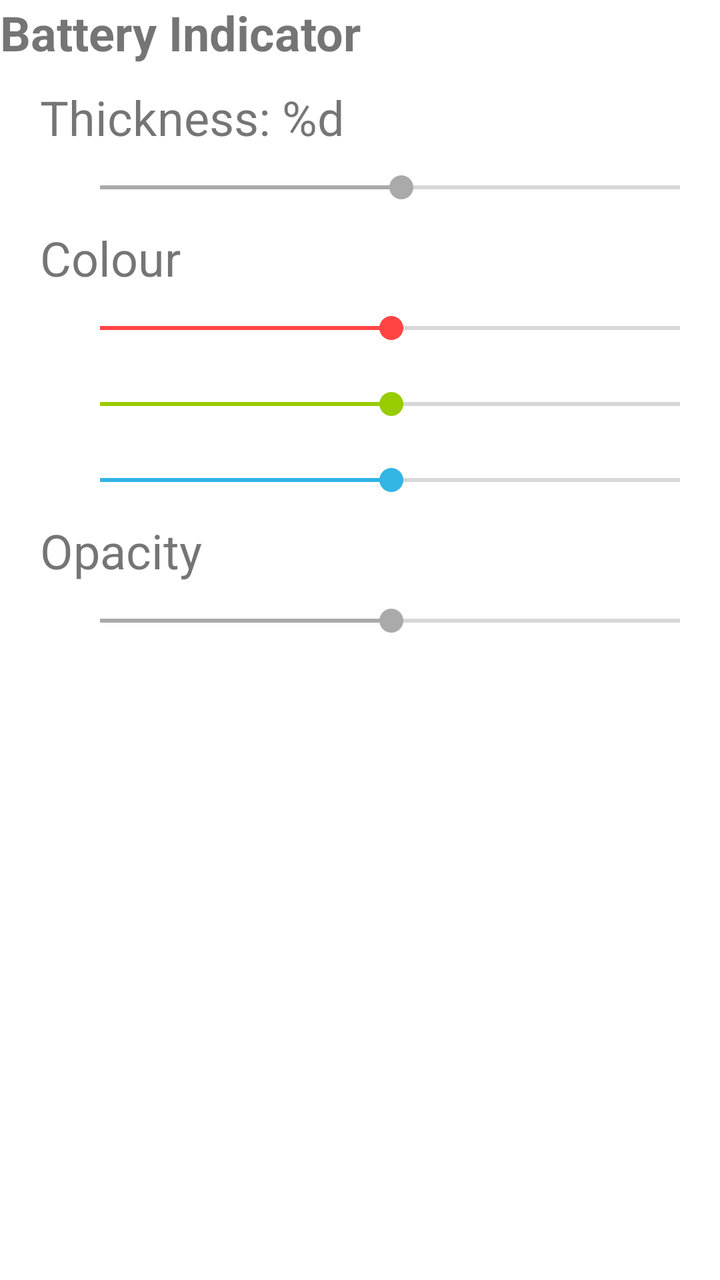
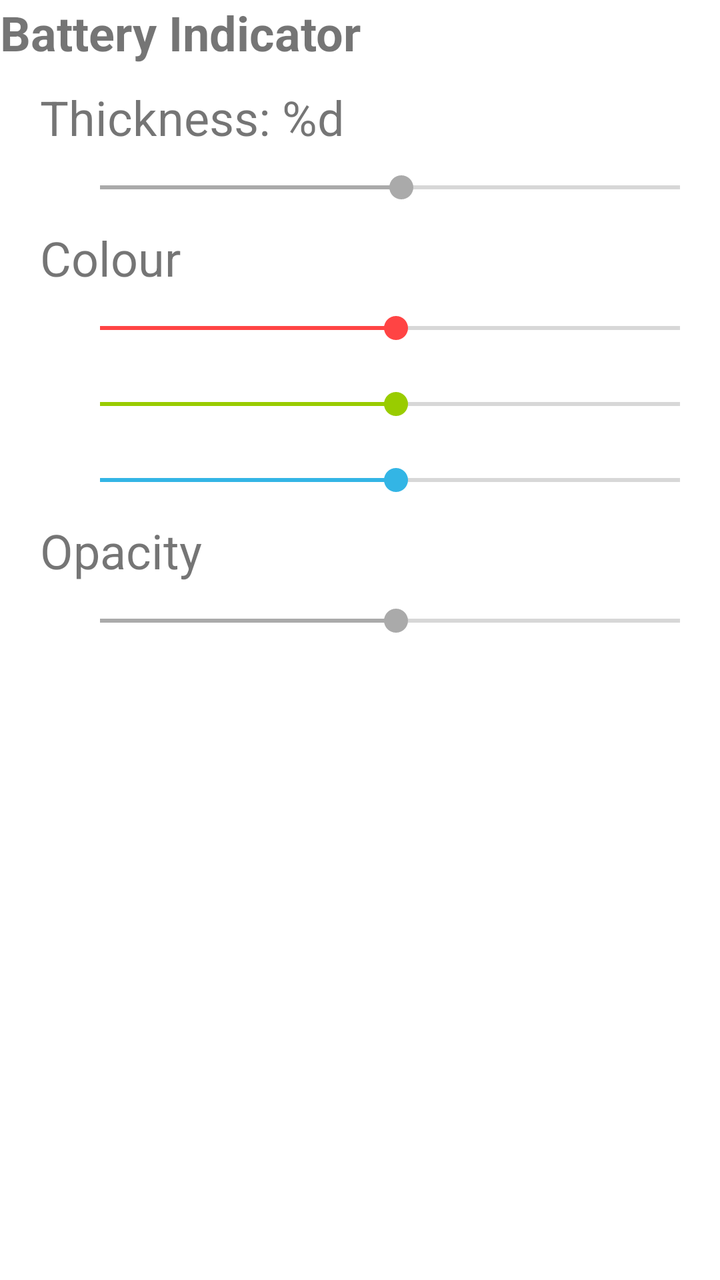

An Android layout rendered at two revisions. The XML below is the earlier revision; the diff shows what the commit changed to produce the second picture.
<!-- AndroidManifest.xml: application theme Theme.BatteryClock -->
<!-- res/layout/clock_element_configurator_view.xml -->
<?xml version="1.0" encoding="utf-8"?>
<LinearLayout xmlns:android="http://schemas.android.com/apk/res/android"
    android:layout_width="match_parent"
    android:layout_height="match_parent"
    android:orientation="vertical">

    <TextView
        android:id="@+id/textElementTitle"
        android:layout_width="match_parent"
        android:layout_height="wrap_content"
        android:paddingBottom="10dp"
        android:text="Battery Indicator"
        android:textSize="24sp"
        android:textStyle="bold" />

    <TextView
        android:layout_width="match_parent"
        android:layout_height="wrap_content"
        android:paddingStart="20dp"
        android:paddingEnd="20dp"
        android:text="@string/thickness"
        android:textSize="24sp" />

    <SeekBar
        android:layout_width="match_parent"
        android:layout_height="wrap_content"
        android:max="25"
        android:paddingStart="50dp"
        android:paddingEnd="20dp"
        android:paddingTop="10dp"
        android:paddingBottom="10dp"
        android:progress="13"
        android:theme="@style/greySliderColour" />

    <TextView
        android:layout_width="match_parent"
        android:layout_height="wrap_content"
        android:paddingStart="20dp"
        android:paddingEnd="20dp"
        android:text="@string/colour"
        android:textSize="24sp" />

    <SeekBar
        android:layout_width="match_parent"
        android:layout_height="wrap_content"
        android:max="255"
        android:paddingStart="50dp"
        android:paddingEnd="20dp"
        android:paddingTop="10dp"
        android:paddingBottom="10dp"
        android:progress="128"
        android:theme="@style/redSliderColour" />

    <SeekBar
        android:layout_width="match_parent"
        android:layout_height="wrap_content"
        android:max="255"
        android:paddingStart="50dp"
        android:paddingEnd="20dp"
        android:paddingTop="10dp"
        android:paddingBottom="10dp"
        android:progress="128"
        android:theme="@style/greenSliderColour" />

    <SeekBar
        android:layout_width="match_parent"
        android:layout_height="wrap_content"
        android:max="255"
        android:paddingStart="50dp"
        android:paddingEnd="20dp"
        android:paddingTop="10dp"
        android:paddingBottom="10dp"
        android:progress="128"
        android:theme="@style/blueSliderColour" />

    <TextView
        android:layout_width="match_parent"
        android:layout_height="wrap_content"
        android:paddingStart="20dp"
        android:paddingEnd="20dp"
        android:text="@string/opacity"
        android:textSize="24sp" />

    <SeekBar
        android:layout_width="match_parent"
        android:layout_height="wrap_content"
        android:max="255"
        android:paddingStart="50dp"
        android:paddingEnd="20dp"
        android:paddingTop="10dp"
        android:paddingBottom="10dp"
        android:progress="128"
        android:theme="@style/greySliderColour" />

</LinearLayout>
<!-- resources referenced by this layout -->
<resources>
  <string name="colour">Colour</string>
  <string name="opacity">Opacity</string>
  <string name="thickness">Thickness: %d</string>
  <style name="blueSliderColour">
          <item name="colorAccent">@android:color/holo_blue_light</item>
          <item name="android:progressTint">@android:color/holo_blue_light</item>
      </style>
  <style name="greenSliderColour">
          <item name="colorAccent">@android:color/holo_green_light</item>
          <item name="android:progressTint">@android:color/holo_green_light</item>
      </style>
  <style name="greySliderColour">
          <item name="colorAccent">@android:color/darker_gray</item>
      </style>
  <style name="redSliderColour">
          <item name="colorAccent">@android:color/holo_red_light</item>
          <item name="android:progressTint">@android:color/holo_red_light</item>
      </style>
  <style name="Theme.BatteryClock" parent="Theme.MaterialComponents.DayNight.DarkActionBar">
          
          <item name="colorPrimary">@color/purple_500</item>
          <item name="colorPrimaryVariant">@color/purple_700</item>
          <item name="colorOnPrimary">@color/white</item>
          
          <item name="colorSecondary">@color/teal_200</item>
          <item name="colorSecondaryVariant">@color/teal_700</item>
          <item name="colorOnSecondary">@color/black</item>
          
          <item name="android:statusBarColor">?attr/colorPrimaryVariant</item>
          
      </style>
  <color name="purple_500">#FF6200EE</color>
  <color name="purple_700">#FF3700B3</color>
  <color name="white">#FFFFFFFF</color>
  <color name="teal_200">#FF03DAC5</color>
  <color name="teal_700">#FF018786</color>
  <color name="black">#FF000000</color>
</resources>

<!-- the commit's change to res/layout/clock_element_configurator_view.xml (unified diff, before → after) -->
@@ -43,34 +43,34 @@
     <SeekBar
         android:layout_width="match_parent"
         android:layout_height="wrap_content"
-        android:max="255"
+        android:max="51"
         android:paddingStart="50dp"
         android:paddingEnd="20dp"
         android:paddingTop="10dp"
         android:paddingBottom="10dp"
-        android:progress="128"
+        android:progress="26"
         android:theme="@style/redSliderColour" />
 
     <SeekBar
         android:layout_width="match_parent"
         android:layout_height="wrap_content"
-        android:max="255"
+        android:max="51"
         android:paddingStart="50dp"
         android:paddingEnd="20dp"
         android:paddingTop="10dp"
         android:paddingBottom="10dp"
-        android:progress="128"
+        android:progress="26"
         android:theme="@style/greenSliderColour" />
 
     <SeekBar
         android:layout_width="match_parent"
         android:layout_height="wrap_content"
-        android:max="255"
+        android:max="51"
         android:paddingStart="50dp"
         android:paddingEnd="20dp"
         android:paddingTop="10dp"
         android:paddingBottom="10dp"
-        android:progress="128"
+        android:progress="26"
         android:theme="@style/blueSliderColour" />
 
     <TextView
@@ -84,12 +84,12 @@
     <SeekBar
         android:layout_width="match_parent"
         android:layout_height="wrap_content"
-        android:max="255"
+        android:max="51"
         android:paddingStart="50dp"
         android:paddingEnd="20dp"
         android:paddingTop="10dp"
         android:paddingBottom="10dp"
-        android:progress="128"
+        android:progress="26"
         android:theme="@style/greySliderColour" />
 
 </LinearLayout>
